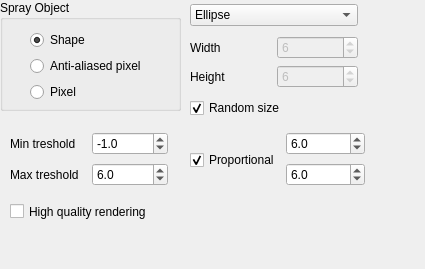
Old version of the form krita/plugins/paintops/spray/wdgshapeoptions.ui in the repository KDE/krita.
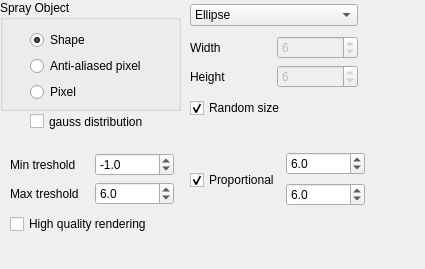
New version of the form.

Commit message: Brush outline for spray, gaussian distribution added.

The edit to the form file:
```diff
--- a/krita/plugins/paintops/spray/wdgshapeoptions.ui
+++ b/krita/plugins/paintops/spray/wdgshapeoptions.ui
@@ -168,7 +168,7 @@
    <property name="geometry">
     <rect>
      <x>190</x>
-     <y>130</y>
+     <y>150</y>
      <width>175</width>
      <height>60</height>
     </rect>
@@ -210,15 +210,30 @@
     </item>
    </layout>
   </widget>
-  <widget class="QWidget" name="layoutWidget">
+  <widget class="QCheckBox" name="gaussBox">
+   <property name="geometry">
+    <rect>
+     <x>30</x>
+     <y>110</y>
+     <width>141</width>
+     <height>23</height>
+    </rect>
+   </property>
+   <property name="text">
+    <string>gauss distribution</string>
+   </property>
+  </widget>
+  <widget class="QWidget" name="">
    <property name="geometry">
     <rect>
      <x>10</x>
-     <y>130</y>
-     <width>158</width>
-     <height>58</height>
+     <y>150</y>
+     <width>164</width>
+     <height>87</height>
     </rect>
    </property>
+   <layout class="QVBoxLayout" name="verticalLayout_5">
+    <item>
    <layout class="QGridLayout" name="gridLayout">
     <item row="0" column="0">
      <widget class="QLabel" name="MetaballLbl">
@@ -264,19 +279,15 @@
      </widget>
     </item>
    </layout>
-  </widget>
+    </item>
+    <item>
   <widget class="QCheckBox" name="renderBox">
-   <property name="geometry">
-    <rect>
-     <x>10</x>
-     <y>200</y>
-     <width>181</width>
-     <height>23</height>
-    </rect>
-   </property>
    <property name="text">
     <string>High quality rendering</string>
    </property>
+     </widget>
+    </item>
+   </layout>
   </widget>
  </widget>
  <resources/>
```
Lines whose indentation alone changed are shown as unchanged. The commit also changes 9 other files.
